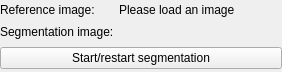
Old version of the form Code/Gui/MITK/Modules/niftkMIDASGui/Resources/UI/QmitkMIDASImageAndSegmentationSelector.ui in the repository NifTK/NifTK.
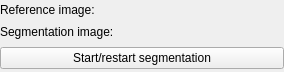
New version of the form.

Commit message: Bug #2470: word wrapping is enabled in image name labels

What changed in the file:
```diff
--- a/Code/Gui/MITK/Modules/niftkMIDASGui/Resources/UI/QmitkMIDASImageAndSegmentationSelector.ui
+++ b/Code/Gui/MITK/Modules/niftkMIDASGui/Resources/UI/QmitkMIDASImageAndSegmentationSelector.ui
@@ -6,7 +6,7 @@
    <rect>
     <x>0</x>
     <y>0</y>
-    <width>282</width>
+    <width>284</width>
     <height>72</height>
    </rect>
   </property>
@@ -31,6 +31,9 @@
      <property name="text">
       <string/>
      </property>
+     <property name="wordWrap">
+      <bool>true</bool>
+     </property>
     </widget>
    </item>
    <item row="2" column="0" colspan="2">
@@ -91,8 +94,8 @@
        </disabled>
       </palette>
      </property>
-     <property name="text">
-      <string>Please load an image</string>
+     <property name="wordWrap">
+      <bool>true</bool>
      </property>
     </widget>
    </item>
```
